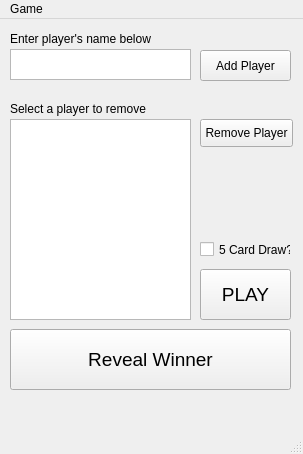
jaydeelew/poker_game_gui, file view/pokergame.ui: the form before one commit.
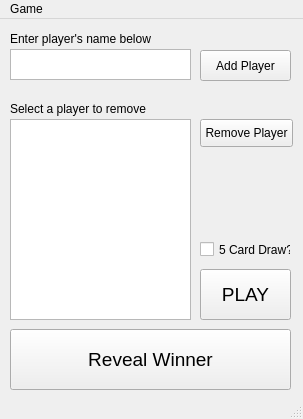
The form after the commit.

Commit message: working with draw game and restart

What changed in the file:
```diff
--- a/view/pokergame.ui
+++ b/view/pokergame.ui
@@ -7,13 +7,49 @@
     <x>0</x>
     <y>0</y>
     <width>303</width>
-    <height>454</height>
+    <height>419</height>
    </rect>
   </property>
+  <property name="sizePolicy">
+   <sizepolicy hsizetype="Preferred" vsizetype="Preferred">
+    <horstretch>0</horstretch>
+    <verstretch>0</verstretch>
+   </sizepolicy>
+  </property>
+  <property name="minimumSize">
+   <size>
+    <width>303</width>
+    <height>419</height>
+   </size>
+  </property>
+  <property name="maximumSize">
+   <size>
+    <width>303</width>
+    <height>419</height>
+   </size>
+  </property>
   <property name="windowTitle">
    <string>MainWindow</string>
   </property>
   <widget class="QWidget" name="centralwidget">
+   <property name="sizePolicy">
+    <sizepolicy hsizetype="Fixed" vsizetype="Minimum">
+     <horstretch>0</horstretch>
+     <verstretch>0</verstretch>
+    </sizepolicy>
+   </property>
+   <property name="minimumSize">
+    <size>
+     <width>303</width>
+     <height>376</height>
+    </size>
+   </property>
+   <property name="maximumSize">
+    <size>
+     <width>303</width>
+     <height>376</height>
+    </size>
+   </property>
    <widget class="QListWidget" name="listWidgetPlayers">
     <property name="geometry">
      <rect>
@@ -89,19 +125,6 @@
      <string>Enter player's name below</string>
     </property>
    </widget>
-   <widget class="QLabel" name="labelGameStatus">
-    <property name="geometry">
-     <rect>
-      <x>10</x>
-      <y>390</y>
-      <width>281</width>
-      <height>16</height>
-     </rect>
-    </property>
-    <property name="text">
-     <string/>
-    </property>
-   </widget>
    <widget class="QLabel" name="labelSelectPlayer">
     <property name="geometry">
      <rect>
```
Left out of the diff: 8 changed lines with no effect on the pictures. The commit also changes 15 other files.
